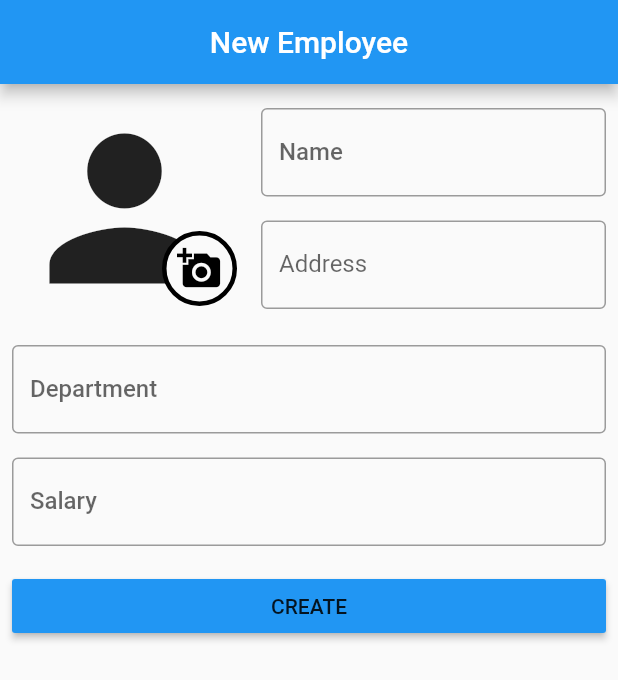
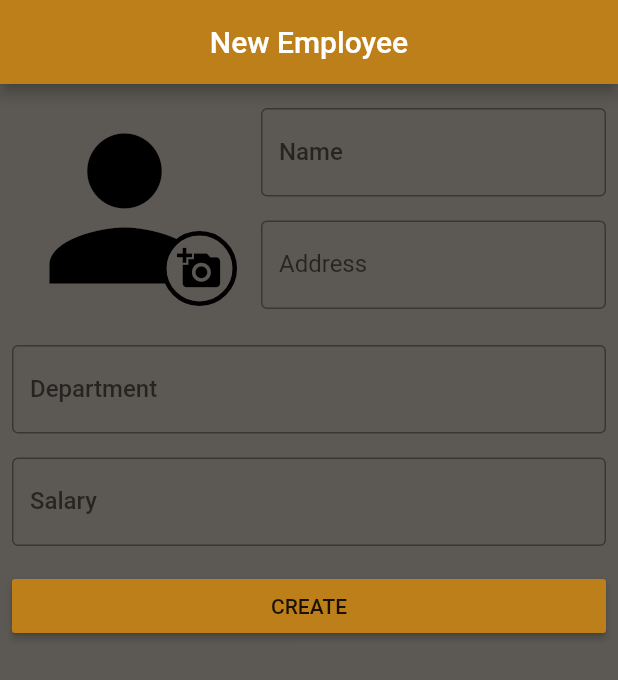
Before and after one commit to zahradjan/employee-view-app, a Flutter app: the screen it shows after launch, after a tap on the "add" icon, on a phone screen of 412 x 824 dp. Shown: the top 680 px of the screen. Run offline on Flutter 3.47's test engine with Material 2 defaults, Android fonts, the light colour scheme and no system bars; our stand-ins replace cached_network_image, floor, get, google_fonts, image_picker, modal_bottom_sheet and 1 more; accounts and stored records are empty; generated files the repository leaves out were written again; network calls fail.

Commit message:
Color Theme Better

```diff
--- a/lib/main.dart
+++ b/lib/main.dart
@@ -3,6 +3,7 @@ import 'package:get/get.dart';
 import 'package:mobilesoft_flutter_test/dao/employee_dao.dart';
 import 'package:mobilesoft_flutter_test/db/database.dart';
 import 'package:mobilesoft_flutter_test/screens/employees_view_screen.dart';
+import 'package:mobilesoft_flutter_test/theme.dart';
 
 Future<void> main() async {
   WidgetsFlutterBinding.ensureInitialized();
@@ -20,9 +21,7 @@ class MyApp extends StatelessWidget {
     return GetMaterialApp(
       title: 'Employee View',
       debugShowCheckedModeBanner: false,
-      theme: ThemeData(
-        primarySwatch: Colors.blue,
-      ),
+      theme: lightThemeData(context),
       home: EmployeesViewScreen(title: 'Flutter Demo Home Page'),
     );
   }
--- a/lib/screens/employees_view_screen.dart
+++ b/lib/screens/employees_view_screen.dart
@@ -38,7 +38,6 @@ class _EmployeesViewScreenState extends State<EmployeesViewScreen> {
 AppBar buildAppBar() {
   return AppBar(
     title: const Text("Employees"),
-
     automaticallyImplyLeading: false,
     centerTitle: true,
     // iconTheme:IconTheme(data: IconThemeData(size: 10), child: Ic),
--- /dev/null
+++ b/lib/theme.dart
@@ -0,0 +1,36 @@
+import 'package:flutter/material.dart';
+import 'package:google_fonts/google_fonts.dart';
+import 'package:mobilesoft_flutter_test/constants.dart';
+
+ThemeData lightThemeData(BuildContext context) {
+  return ThemeData.light().copyWith(
+    primaryColor: PrimaryColor,
+    scaffoldBackgroundColor: ContentColorLightTheme,
+    iconTheme: IconThemeData(color: Colors.black),
+    textTheme: TextTheme(
+      headline1: GoogleFonts.getFont("Atkinson Hyperlegible",
+          textStyle:
+              TextStyle(fontSize: 24, color: TextLightThemePrimaryColor)),
+      bodyText1: GoogleFonts.getFont("Atkinson Hyperlegible",
+          textStyle: TextStyle(color: PrimaryColor)),
+    ),
+    colorScheme: ColorScheme.light(
+      primary: PrimaryColor,
+      secondary: SecondaryColor,
+      error: ErrorColor,
+    ),
+    buttonTheme: ButtonThemeData(
+        colorScheme: ColorScheme.light().copyWith(
+      primary: PrimaryColor,
+      secondary: SecondaryColor,
+      error: ErrorColor,
+    )),
+    bottomNavigationBarTheme: BottomNavigationBarThemeData(
+      backgroundColor: ContentColorLightTheme,
+      selectedItemColor: ContentColorLightTheme.withOpacity(0.8),
+      unselectedItemColor: Colors.white,
+      selectedIconTheme: IconThemeData(color: PrimaryColor),
+      showUnselectedLabels: true,
+    ),
+  );
+}
--- a/pubspec.yaml
+++ b/pubspec.yaml
@@ -38,6 +38,7 @@ dependencies:
   cached_network_image: ^3.2.1
   image_picker: ^0.8.5+3
   modal_bottom_sheet: ^2.1.2
+  google_fonts: ^3.0.1
 
 dev_dependencies:
   flutter_test:
```
Also changed, not shown: lib/constants.dart (added, +14 -0 lines), lib/screens/employee_list_card.dart (+8 -4 lines), pubspec.lock.
